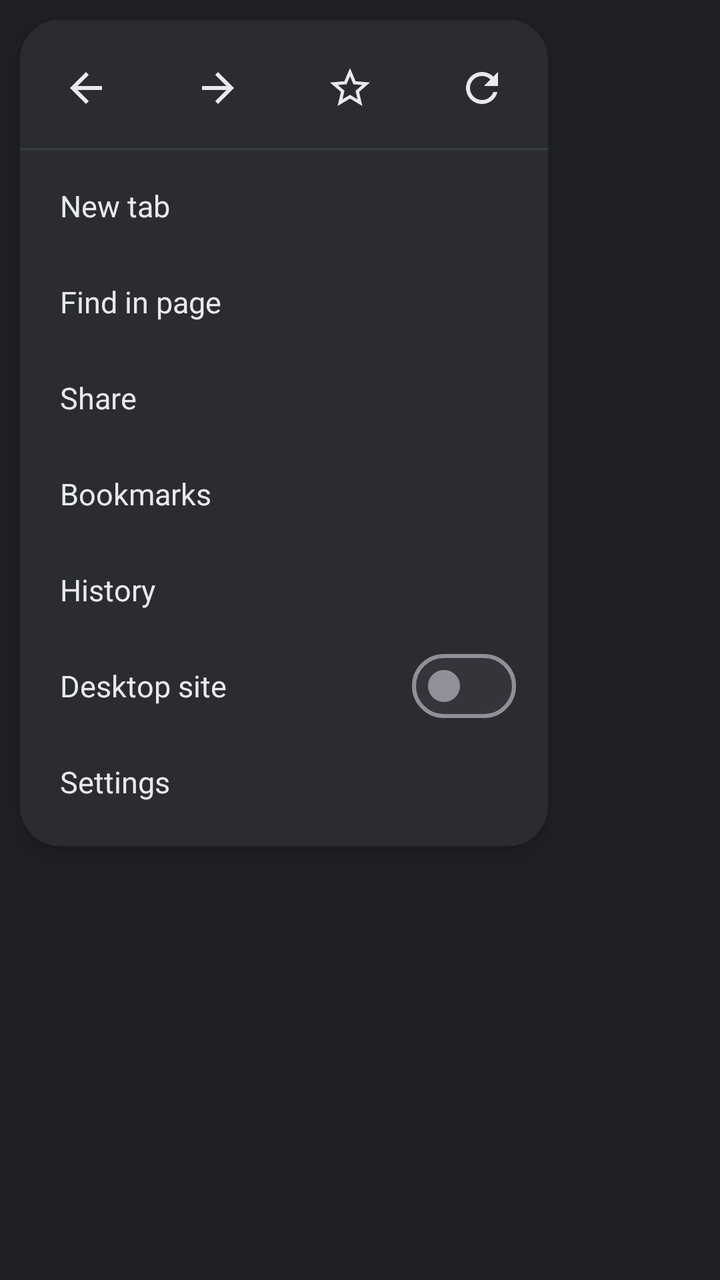
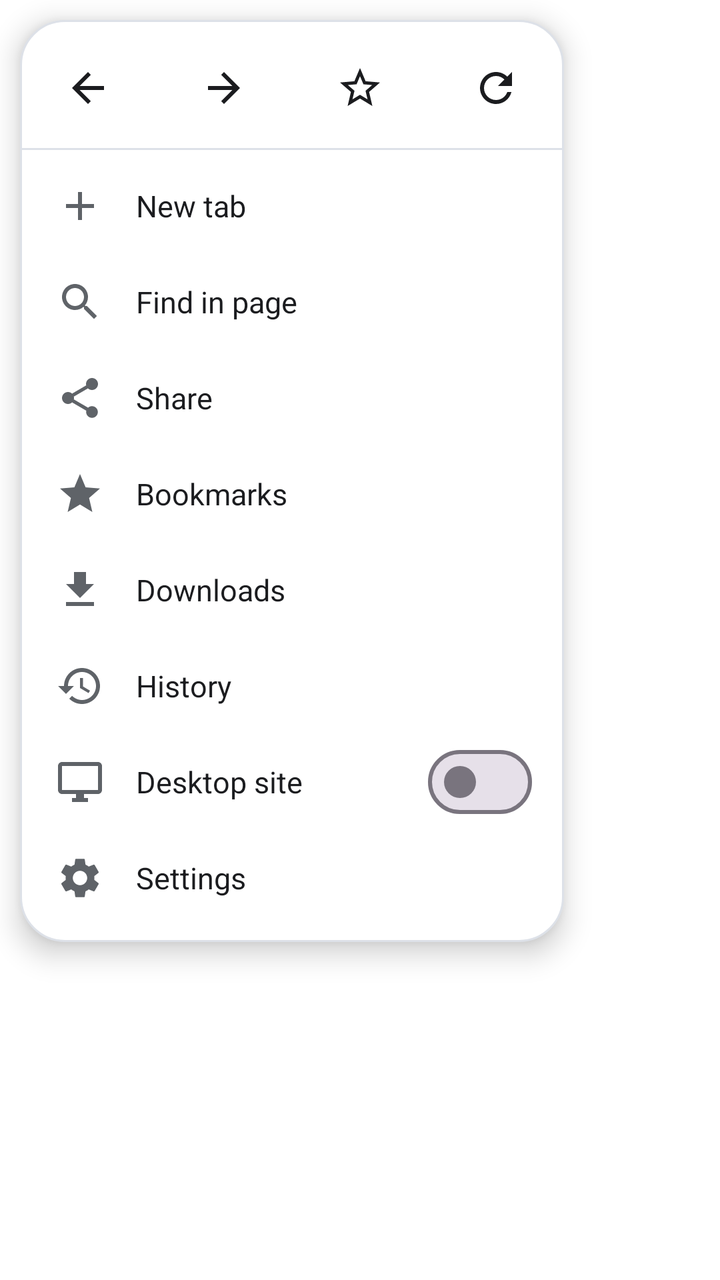

Before-and-after screenshots of an Android layout around one commit, followed by the original layout XML and the change that was made.
<!-- AndroidManifest.xml: application theme Theme.Brisa -->
<!-- res/layout/menu_popup.xml -->
<?xml version="1.0" encoding="utf-8"?>
<FrameLayout xmlns:android="http://schemas.android.com/apk/res/android"
    android:layout_width="wrap_content"
    android:layout_height="wrap_content"
    android:clipChildren="false"
    android:clipToPadding="false"
    android:padding="10dp">

    <LinearLayout
        android:id="@+id/card"
        android:layout_width="264dp"
        android:layout_height="wrap_content"
        android:background="@drawable/bg_popup"
        android:elevation="8dp"
        android:orientation="vertical"
        android:paddingVertical="8dp">

        <LinearLayout
            android:id="@+id/iconRow"
            android:layout_width="match_parent"
            android:layout_height="52dp"
            android:orientation="horizontal">

            <ImageButton
                android:id="@+id/iconBack"
                style="@style/IconButton"
                android:layout_width="0dp"
                android:layout_height="match_parent"
                android:layout_weight="1"
                android:contentDescription="@string/back"
                android:src="@drawable/ic_arrow_back" />

            <ImageButton
                android:id="@+id/iconForward"
                style="@style/IconButton"
                android:layout_width="0dp"
                android:layout_height="match_parent"
                android:layout_weight="1"
                android:contentDescription="@string/forward"
                android:src="@drawable/ic_arrow_forward" />

            <ImageButton
                android:id="@+id/iconBookmark"
                style="@style/IconButton"
                android:layout_width="0dp"
                android:layout_height="match_parent"
                android:layout_weight="1"
                android:contentDescription="@string/add_bookmark"
                android:src="@drawable/ic_star_border" />

            <ImageButton
                android:id="@+id/iconReload"
                style="@style/IconButton"
                android:layout_width="0dp"
                android:layout_height="match_parent"
                android:layout_weight="1"
                android:contentDescription="@string/reload"
                android:src="@drawable/ic_refresh" />
        </LinearLayout>

        <View
            android:layout_width="match_parent"
            android:layout_height="1dp"
            android:layout_marginVertical="4dp"
            android:background="@color/divider" />

        <TextView
            android:id="@+id/rowNewTab"
            style="@style/MenuRow"
            android:text="@string/new_tab" />

        <TextView
            android:id="@+id/rowFind"
            style="@style/MenuRow"
            android:text="@string/find_in_page" />

        <TextView
            android:id="@+id/rowShare"
            style="@style/MenuRow"
            android:text="@string/share" />

        <TextView
            android:id="@+id/rowBookmarks"
            style="@style/MenuRow"
            android:text="@string/bookmarks" />

        <TextView
            android:id="@+id/rowHistory"
            style="@style/MenuRow"
            android:text="@string/history" />

        <LinearLayout
            android:id="@+id/rowDesktop"
            android:layout_width="match_parent"
            android:layout_height="48dp"
            android:background="?attr/selectableItemBackground"
            android:clickable="true"
            android:focusable="true"
            android:gravity="center_vertical"
            android:orientation="horizontal"
            android:paddingStart="20dp"
            android:paddingEnd="16dp">

            <TextView
                android:layout_width="0dp"
                android:layout_height="wrap_content"
                android:layout_weight="1"
                android:text="@string/desktop_site"
                android:textColor="@color/on_bg"
                android:textSize="15sp" />

            <com.google.android.material.materialswitch.MaterialSwitch
                android:id="@+id/desktopSwitch"
                android:layout_width="wrap_content"
                android:layout_height="wrap_content"
                android:clickable="false"
                android:focusable="false" />
        </LinearLayout>

        <TextView
            android:id="@+id/rowSettings"
            style="@style/MenuRow"
            android:text="@string/settings" />
    </LinearLayout>
</FrameLayout>
<!-- resources referenced by this layout -->
<resources>
  <color name="divider">#3C4043</color>
  <color name="on_bg">#E8EAED</color>
  <!-- drawable bg_popup (drawable) -->
  <?xml version="1.0" encoding="utf-8"?>
  <shape xmlns:android="http://schemas.android.com/apk/res/android" android:shape="rectangle">
      <solid android:color="@color/popup" />
      <corners android:radius="20dp" />
  </shape>
  <style name="IconButton">
          <item name="android:layout_width">44dp</item>
          <item name="android:layout_height">44dp</item>
          <item name="android:background">?attr/selectableItemBackgroundBorderless</item>
          <item name="android:tint">@color/on_bg</item>
      </style>
  <style name="MenuRow">
          <item name="android:layout_width">match_parent</item>
          <item name="android:layout_height">48dp</item>
          <item name="android:background">?attr/selectableItemBackground</item>
          <item name="android:clickable">true</item>
          <item name="android:focusable">true</item>
          <item name="android:gravity">center_vertical</item>
          <item name="android:paddingHorizontal">20dp</item>
          <item name="android:textColor">@color/on_bg</item>
          <item name="android:textSize">15sp</item>
      </style>
  <style name="Theme.Brisa" parent="Theme.Material3.Dark.NoActionBar">
          <item name="colorPrimary">@color/accent</item>
          <item name="colorOnPrimary">@color/on_accent</item>
          <item name="colorSurface">@color/bg</item>
          <item name="colorOnSurface">@color/on_bg</item>
          <item name="colorOnSurfaceVariant">@color/muted</item>
          <item name="android:colorBackground">@color/bg</item>
          <item name="android:windowBackground">@color/bg</item>
          <item name="android:statusBarColor">@color/toolbar</item>
          <item name="android:navigationBarColor">@color/toolbar</item>
          <item name="android:windowLightStatusBar">false</item>
          <item name="android:windowLightNavigationBar">false</item>
          <item name="bottomSheetDialogTheme">@style/BrisaSheetDialog</item>
      </style>
  <color name="popup">#2B2C2F</color>
  <color name="accent">#8AB4F8</color>
  <color name="on_accent">#202124</color>
  <color name="bg">#202124</color>
  <color name="muted">#9AA0A6</color>
  <color name="toolbar">#35363A</color>
  <style name="BrisaSheetDialog" parent="ThemeOverlay.Material3.BottomSheetDialog">
          <item name="bottomSheetStyle">@style/BrisaSheet</item>
          <item name="android:navigationBarColor">@color/popup</item>
      </style>
  <style name="BrisaSheet" parent="Widget.Material3.BottomSheet.Modal">
          <item name="backgroundTint">@color/popup</item>
      </style>
  <!-- unchanged entries left out for length: 15 -->
</resources>

<!-- the commit's change to res/layout/menu_popup.xml (unified diff, before → after) -->
@@ -1,5 +1,6 @@
 <?xml version="1.0" encoding="utf-8"?>
 <FrameLayout xmlns:android="http://schemas.android.com/apk/res/android"
+    xmlns:app="http://schemas.android.com/apk/res-auto"
     android:layout_width="wrap_content"
     android:layout_height="wrap_content"
     android:clipChildren="false"
@@ -8,7 +9,7 @@
 
     <LinearLayout
         android:id="@+id/card"
-        android:layout_width="264dp"
+        android:layout_width="272dp"
         android:layout_height="wrap_content"
         android:background="@drawable/bg_popup"
         android:elevation="8dp"
@@ -62,31 +63,42 @@
             android:layout_width="match_parent"
             android:layout_height="1dp"
             android:layout_marginVertical="4dp"
-            android:background="@color/divider" />
+            android:background="?attr/brisaDivider" />
 
         <TextView
             android:id="@+id/rowNewTab"
             style="@style/MenuRow"
+            android:drawableStart="@drawable/ic_add"
             android:text="@string/new_tab" />
 
         <TextView
             android:id="@+id/rowFind"
             style="@style/MenuRow"
+            android:drawableStart="@drawable/ic_search"
             android:text="@string/find_in_page" />
 
         <TextView
             android:id="@+id/rowShare"
             style="@style/MenuRow"
+            android:drawableStart="@drawable/ic_share"
             android:text="@string/share" />
 
         <TextView
             android:id="@+id/rowBookmarks"
             style="@style/MenuRow"
+            android:drawableStart="@drawable/ic_star"
             android:text="@string/bookmarks" />
+
+        <TextView
+            android:id="@+id/rowDownloads"
+            style="@style/MenuRow"
+            android:drawableStart="@drawable/ic_download"
+            android:text="@string/downloads" />
 
         <TextView
             android:id="@+id/rowHistory"
             style="@style/MenuRow"
+            android:drawableStart="@drawable/ic_history"
             android:text="@string/history" />
 
         <LinearLayout
@@ -98,15 +110,23 @@
             android:focusable="true"
             android:gravity="center_vertical"
             android:orientation="horizontal"
-            android:paddingStart="20dp"
+            android:paddingStart="18dp"
             android:paddingEnd="16dp">
+
+            <ImageView
+                android:layout_width="24dp"
+                android:layout_height="24dp"
+                android:importantForAccessibility="no"
+                android:src="@drawable/ic_desktop"
+                app:tint="?attr/brisaMuted" />
 
             <TextView
                 android:layout_width="0dp"
+                android:layout_marginStart="16dp"
                 android:layout_height="wrap_content"
                 android:layout_weight="1"
                 android:text="@string/desktop_site"
-                android:textColor="@color/on_bg"
+                android:textColor="?attr/brisaOnBg"
                 android:textSize="15sp" />
 
             <com.google.android.material.materialswitch.MaterialSwitch
@@ -120,6 +140,7 @@
         <TextView
             android:id="@+id/rowSettings"
             style="@style/MenuRow"
+            android:drawableStart="@drawable/ic_settings"
             android:text="@string/settings" />
     </LinearLayout>
 </FrameLayout>
<!-- resource entries referenced after the edit -->
@@ -1,18 +1,113 @@
 <!-- resources referenced by this layout -->
 <resources>
-  <color name="divider">#3C4043</color>
-  <color name="on_bg">#E8EAED</color>
+  <color name="divider">#DDE1E8</color>
+  <color name="on_bg">#1B1C1F</color>
   <!-- drawable bg_popup (drawable) -->
   <?xml version="1.0" encoding="utf-8"?>
   <shape xmlns:android="http://schemas.android.com/apk/res/android" android:shape="rectangle">
-      <solid android:color="@color/popup" />
-      <corners android:radius="20dp" />
+      <solid android:color="?attr/brisaPopup" />
+      <stroke android:width="1dp" android:color="?attr/brisaDivider" />
+      <corners android:radius="22dp" />
   </shape>
+  <!-- drawable ic_add (drawable) -->
+  <?xml version="1.0" encoding="utf-8"?>
+  <vector xmlns:android="http://schemas.android.com/apk/res/android"
+      android:width="24dp"
+      android:height="24dp"
+      android:viewportWidth="24"
+      android:viewportHeight="24"
+      android:tint="?attr/brisaMuted">
+      <path
+          android:fillColor="#FFFFFFFF"
+          android:pathData="M19,13h-6v6h-2v-6H5v-2h6V5h2v6h6v2z" />
+  </vector>
+  <!-- drawable ic_desktop (drawable) -->
+  <?xml version="1.0" encoding="utf-8"?>
+  <vector xmlns:android="http://schemas.android.com/apk/res/android"
+      android:width="24dp"
+      android:height="24dp"
+      android:viewportWidth="24"
+      android:viewportHeight="24"
+      android:tint="?attr/brisaMuted">
+      <path
+          android:fillColor="#FFFFFFFF"
+          android:pathData="M21,2H3C1.9,2 1,2.9 1,4v12c0,1.1 0.9,2 2,2h7v2H8v2h8v-2h-2v-2h7c1.1,0 2,-0.9 2,-2V4C23,2.9 22.1,2 21,2zM21,16H3V4h18V16z" />
+  </vector>
+  <!-- drawable ic_download (drawable) -->
+  <?xml version="1.0" encoding="utf-8"?>
+  <vector xmlns:android="http://schemas.android.com/apk/res/android"
+      android:width="24dp"
+      android:height="24dp"
+      android:viewportWidth="24"
+      android:viewportHeight="24"
+      android:tint="?attr/brisaMuted">
+      <path
+          android:fillColor="#FFFFFFFF"
+          android:pathData="M5,20h14v-2H5V20zM19,9h-4V3H9v6H5l7,7L19,9z" />
+  </vector>
+  <!-- drawable ic_history (drawable) -->
+  <?xml version="1.0" encoding="utf-8"?>
+  <vector xmlns:android="http://schemas.android.com/apk/res/android"
+      android:width="24dp"
+      android:height="24dp"
+      android:viewportWidth="24"
+      android:viewportHeight="24">
+      <path
+          android:fillColor="#FFFFFFFF"
+          android:pathData="M13,3c-4.97,0 -9,4.03 -9,9L1,12l3.89,3.89 0.07,0.14L9,12L6,12c0,-3.87 3.13,-7 7,-7s7,3.13 7,7 -3.13,7 -7,7c-1.93,0 -3.68,-0.79 -4.94,-2.06l-1.42,1.42C8.27,19.99 10.51,21 13,21c4.97,0 9,-4.03 9,-9s-4.03,-9 -9,-9zM12,8v5l4.28,2.54 0.72,-1.21 -3.5,-2.08L13.5,8L12,8z" />
+  </vector>
+  <!-- drawable ic_search (drawable) -->
+  <?xml version="1.0" encoding="utf-8"?>
+  <vector xmlns:android="http://schemas.android.com/apk/res/android"
+      android:width="24dp"
+      android:height="24dp"
+      android:viewportWidth="24"
+      android:viewportHeight="24">
+      <path
+          android:fillColor="#FFFFFFFF"
+          android:pathData="M15.5,14h-0.79l-0.28,-0.27C15.41,12.59 16,11.11 16,9.5 16,5.91 13.09,3 9.5,3S3,5.91 3,9.5 5.91,16 9.5,16c1.61,0 3.09,-0.59 4.23,-1.57l0.27,0.28v0.79l5,4.99L20.49,19l-4.99,-5zM9.5,14C7.01,14 5,11.99 5,9.5S7.01,5 9.5,5 14,7.01 14,9.5 11.99,14 9.5,14z" />
+  </vector>
+  <!-- drawable ic_settings (drawable) -->
+  <?xml version="1.0" encoding="utf-8"?>
+  <vector xmlns:android="http://schemas.android.com/apk/res/android"
+      android:width="24dp"
+      android:height="24dp"
+      android:viewportWidth="24"
+      android:viewportHeight="24"
+      android:tint="?attr/brisaMuted">
+      <path
+          android:fillColor="#FFFFFFFF"
+          android:pathData="M19.14,12.94c0.04,-0.3 0.06,-0.61 0.06,-0.94c0,-0.32 -0.02,-0.64 -0.07,-0.94l2.03,-1.58c0.18,-0.14 0.23,-0.41 0.12,-0.61l-1.92,-3.32c-0.12,-0.22 -0.37,-0.29 -0.59,-0.22l-2.39,0.96c-0.5,-0.38 -1.03,-0.7 -1.62,-0.94L14.4,2.81c-0.04,-0.24 -0.24,-0.41 -0.48,-0.41h-3.84c-0.24,0 -0.43,0.17 -0.47,0.41L9.25,5.35C8.66,5.59 8.12,5.92 7.63,6.29L5.24,5.33c-0.22,-0.08 -0.47,0 -0.59,0.22L2.74,8.87C2.62,9.08 2.66,9.34 2.86,9.48l2.03,1.58C4.84,11.36 4.8,11.69 4.8,12s0.02,0.64 0.07,0.94l-2.03,1.58c-0.18,0.14 -0.23,0.41 -0.12,0.61l1.92,3.32c0.12,0.22 0.37,0.29 0.59,0.22l2.39,-0.96c0.5,0.38 1.03,0.7 1.62,0.94l0.36,2.54c0.05,0.24 0.24,0.41 0.48,0.41h3.84c0.24,0 0.44,-0.17 0.47,-0.41l0.36,-2.54c0.59,-0.24 1.13,-0.56 1.62,-0.94l2.39,0.96c0.22,0.08 0.47,0 0.59,-0.22l1.92,-3.32c0.12,-0.22 0.07,-0.47 -0.12,-0.61L19.14,12.94zM12,15.6c-1.98,0 -3.6,-1.62 -3.6,-3.6s1.62,-3.6 3.6,-3.6s3.6,1.62 3.6,3.6S13.98,15.6 12,15.6z" />
+  </vector>
+  <!-- drawable ic_share (drawable) -->
+  <?xml version="1.0" encoding="utf-8"?>
+  <vector xmlns:android="http://schemas.android.com/apk/res/android"
+      android:width="24dp"
+      android:height="24dp"
+      android:viewportWidth="24"
+      android:viewportHeight="24"
+      android:tint="?attr/brisaMuted">
+      <path
+          android:fillColor="#FFFFFFFF"
+          android:pathData="M18,16.08c-0.76,0 -1.44,0.3 -1.96,0.77L8.91,12.7c0.05,-0.23 0.09,-0.46 0.09,-0.7s-0.04,-0.47 -0.09,-0.7l7.05,-4.11c0.54,0.5 1.25,0.81 2.04,0.81 1.66,0 3,-1.34 3,-3s-1.34,-3 -3,-3 -3,1.34 -3,3c0,0.24 0.04,0.47 0.09,0.7L8.04,9.81C7.5,9.31 6.79,9 6,9c-1.66,0 -3,1.34 -3,3s1.34,3 3,3c0.79,0 1.5,-0.31 2.04,-0.81l7.12,4.16c-0.05,0.21 -0.08,0.43 -0.08,0.65 0,1.61 1.31,2.92 2.92,2.92 1.61,0 2.92,-1.31 2.92,-2.92s-1.31,-2.92 -2.92,-2.92z" />
+  </vector>
+  <!-- drawable ic_star (drawable) -->
+  <?xml version="1.0" encoding="utf-8"?>
+  <vector xmlns:android="http://schemas.android.com/apk/res/android"
+      android:width="24dp"
+      android:height="24dp"
+      android:viewportWidth="24"
+      android:viewportHeight="24">
+      <path
+          android:fillColor="#FFFFFFFF"
+          android:pathData="M12,17.27L18.18,21l-1.64,-7.03L22,9.24l-7.19,-0.61L12,2 9.19,8.63 2,9.24l5.46,4.73L5.82,21z" />
+  </vector>
+  <string name="downloads">Downloads</string>
   <style name="IconButton">
           <item name="android:layout_width">44dp</item>
           <item name="android:layout_height">44dp</item>
           <item name="android:background">?attr/selectableItemBackgroundBorderless</item>
-          <item name="android:tint">@color/on_bg</item>
+          <item name="android:tint">?attr/brisaOnBg</item>
       </style>
   <style name="MenuRow">
           <item name="android:layout_width">match_parent</item>
@@ -21,36 +116,53 @@
           <item name="android:clickable">true</item>
           <item name="android:focusable">true</item>
           <item name="android:gravity">center_vertical</item>
-          <item name="android:paddingHorizontal">20dp</item>
-          <item name="android:textColor">@color/on_bg</item>
+          <item name="android:paddingHorizontal">18dp</item>
+          <item name="android:drawablePadding">16dp</item>
+          <item name="android:drawableTint">?attr/brisaMuted</item>
+          <item name="android:textColor">?attr/brisaOnBg</item>
           <item name="android:textSize">15sp</item>
       </style>
-  <style name="Theme.Brisa" parent="Theme.Material3.Dark.NoActionBar">
-          <item name="colorPrimary">@color/accent</item>
-          <item name="colorOnPrimary">@color/on_accent</item>
+  <style name="Theme.Brisa" parent="Theme.Material3.DayNight.NoActionBar">
+          <item name="brisaBg">@color/bg</item>
+          <item name="brisaToolbar">@color/toolbar</item>
+          <item name="brisaField">@color/field</item>
+          <item name="brisaPopup">@color/popup</item>
+          <item name="brisaDivider">@color/divider</item>
+          <item name="brisaOnBg">@color/on_bg</item>
+          <item name="brisaMuted">@color/muted</item>
+          <item name="brisaAccent">@color/accent_blue</item>
+          <item name="brisaOnAccent">@color/accent_on</item>
+          <item name="brisaWarning">@color/warning</item>
+          <item name="colorPrimary">@color/accent_blue</item>
+          <item name="colorOnPrimary">@color/accent_on</item>
           <item name="colorSurface">@color/bg</item>
           <item name="colorOnSurface">@color/on_bg</item>
           <item name="colorOnSurfaceVariant">@color/muted</item>
+          <item name="colorSurfaceContainer">@color/toolbar</item>
+          <item name="colorSurfaceContainerHigh">@color/popup</item>
+          <item name="colorSecondaryContainer">@color/field</item>
+          <item name="colorOnSecondaryContainer">@color/on_bg</item>
+          <item name="colorOutlineVariant">@color/divider</item>
           <item name="android:colorBackground">@color/bg</item>
           <item name="android:windowBackground">@color/bg</item>
-          <item name="android:statusBarColor">@color/toolbar</item>
-          <item name="android:navigationBarColor">@color/toolbar</item>
-          <item name="android:windowLightStatusBar">false</item>
-          <item name="android:windowLightNavigationBar">false</item>
+          <item name="android:statusBarColor">@android:color/transparent</item>
+          <item name="android:navigationBarColor">@android:color/transparent</item>
           <item name="bottomSheetDialogTheme">@style/BrisaSheetDialog</item>
       </style>
-  <color name="popup">#2B2C2F</color>
-  <color name="accent">#8AB4F8</color>
-  <color name="on_accent">#202124</color>
-  <color name="bg">#202124</color>
-  <color name="muted">#9AA0A6</color>
-  <color name="toolbar">#35363A</color>
+  <color name="popup">#FFFFFF</color>
+  <color name="bg">#FFFFFF</color>
+  <color name="muted">#5F6368</color>
+  <color name="accent_blue">#1A73E8</color>
+  <color name="accent_on">#FFFFFF</color>
+  <color name="warning">#B3261E</color>
+  <color name="toolbar">#F1F3F9</color>
+  <color name="field">#E2E7F1</color>
   <style name="BrisaSheetDialog" parent="ThemeOverlay.Material3.BottomSheetDialog">
           <item name="bottomSheetStyle">@style/BrisaSheet</item>
-          <item name="android:navigationBarColor">@color/popup</item>
+          <item name="android:navigationBarColor">@android:color/transparent</item>
       </style>
   <style name="BrisaSheet" parent="Widget.Material3.BottomSheet.Modal">
-          <item name="backgroundTint">@color/popup</item>
+          <item name="backgroundTint">?attr/brisaPopup</item>
       </style>
   <!-- unchanged entries left out for length: 15 -->
 </resources>
